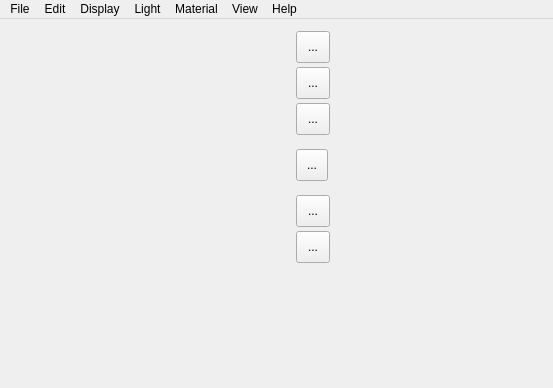
Before: the Qt Designer form sources/viewer.ui in mikaelsundell/stageviz, drawn with Qt 5; both pictures show x 0 to 553 and y 0 to 388 of the 1200 by 800 pixel window.
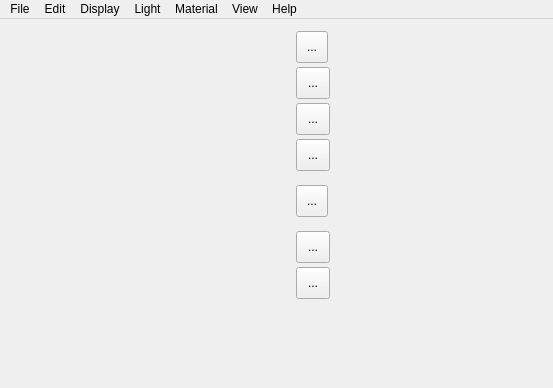
After: the same form once the commit is applied. Custom widgets are drawn as their Qt base class.

```diff
--- a/sources/viewer.ui
+++ b/sources/viewer.ui
@@ -173,6 +173,19 @@
                 <property name="bottomMargin">
                  <number>8</number>
                 </property>
+                <item>
+                 <widget class="QToolButton" name="newStage">
+                  <property name="minimumSize">
+                   <size>
+                    <width>32</width>
+                    <height>32</height>
+                   </size>
+                  </property>
+                  <property name="text">
+                   <string>...</string>
+                  </property>
+                 </widget>
+                </item>
                 <item>
                  <widget class="QToolButton" name="open">
                   <property name="sizePolicy">
```
Left out of the diff: 419 changed lines with no effect on the pictures.
